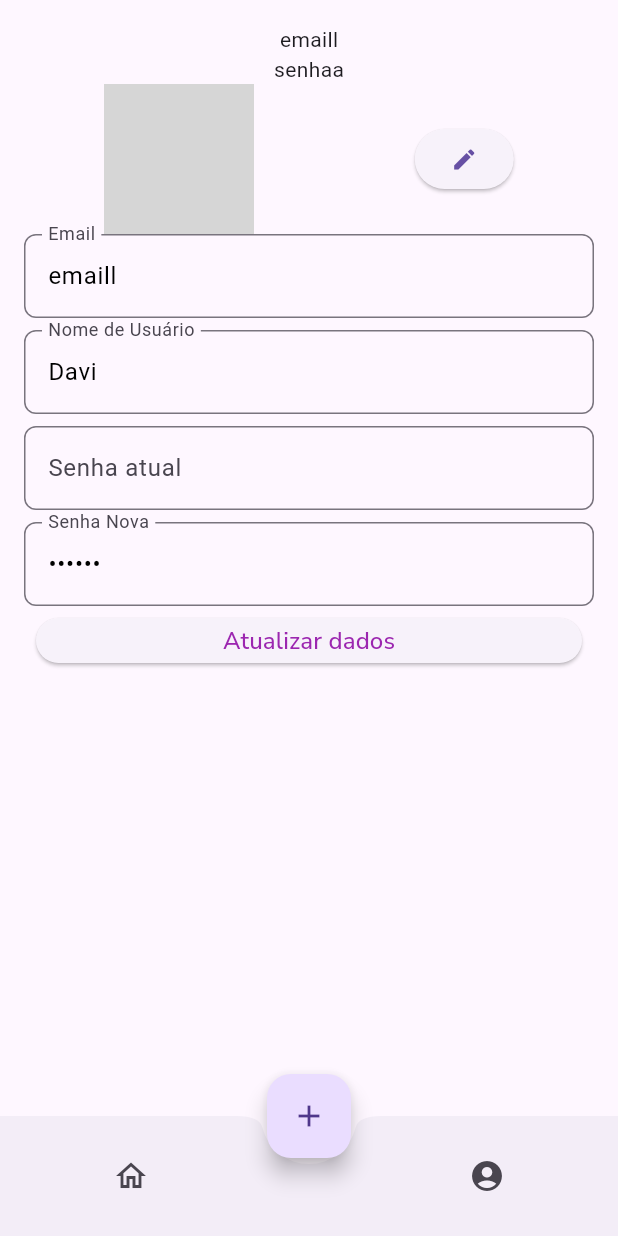
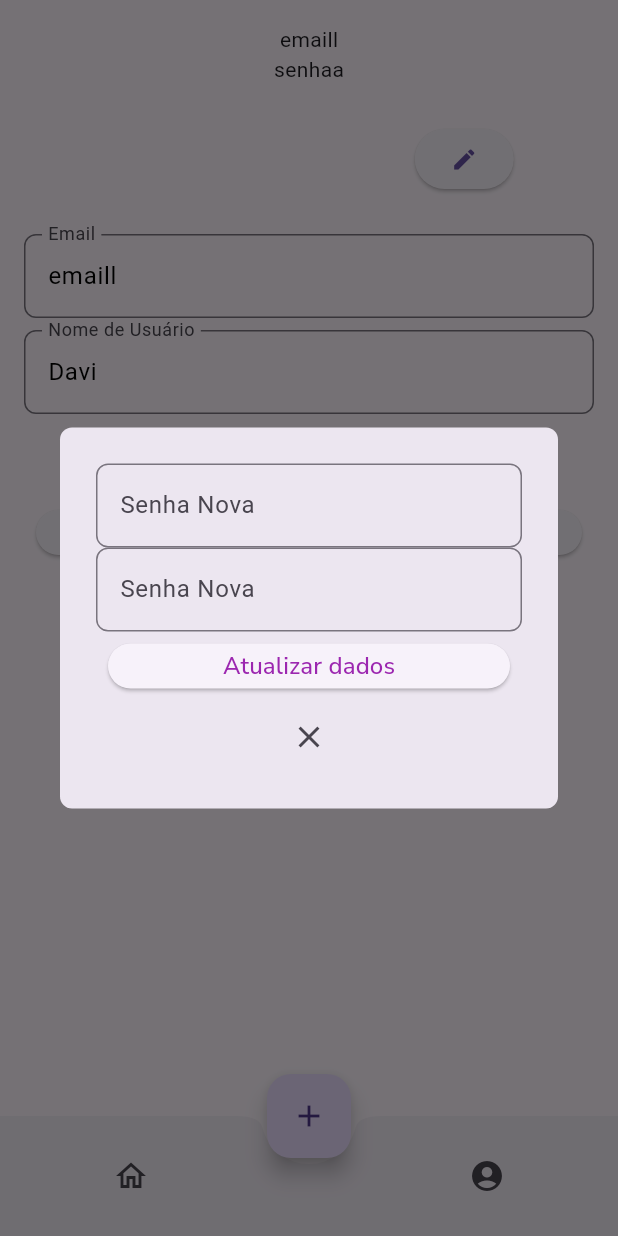
Before and after one commit to kaique-on/Taskhub, a Flutter app: the TelaPerfil screen opened directly with empty values, after a tap on the "edit" icon, on a phone screen of 412 x 824 dp. Run offline on Flutter 3.47's test engine with Material 3 defaults, Android fonts, the phone set to English and light mode, and no system bars; our stand-ins replace google_fonts; network calls fail; grey boxes are pictures that could not be loaded.

Commit message:
edit plus

```diff
--- a/lib/ui/confirmar_senha.dart
+++ b/lib/ui/confirmar_senha.dart
@@ -1,21 +1,51 @@
 import 'package:flutter/material.dart';
+import 'package:google_fonts/google_fonts.dart';
+import 'package:taskhub/controller/user_controller.dart';
 
-class MyWidget extends StatefulWidget {
-  const MyWidget({super.key});
+class AlterarSenha extends StatefulWidget {
+  final int index;
+
+   AlterarSenha({super.key, required this.index});
 
   @override
-  State<MyWidget> createState() => _MyWidgetState();
+  State<AlterarSenha> createState() => _AlterarSenhaState();
 }
 
-class _MyWidgetState extends State<MyWidget> {
+class _AlterarSenhaState extends State<AlterarSenha> {
+  UserController metodos = UserController();
+
+  final senhainsert = TextEditingController();
 
   final senhaConfirm = TextEditingController();
 
   @override
   Widget build(BuildContext context) {
-    return Scaffold(
-      body: Center(
+    return Dialog(
+      shape: RoundedRectangleBorder(
+        borderRadius: BorderRadius.circular(8)
+      ),
+      child: SingleChildScrollView(
+        padding: EdgeInsets.all(16),
         child:
+        Padding(
+        padding: const EdgeInsets.all(8.0),
+        child: Column(
+          mainAxisSize: MainAxisSize.min,
+          mainAxisAlignment: MainAxisAlignment.spaceBetween,
+          crossAxisAlignment: CrossAxisAlignment.stretch,
+          children: [
+            TextFormField(
+                controller: senhainsert,
+                style: const TextStyle(color: Colors.black),
+                decoration: InputDecoration(
+                    labelText: 'Senha Nova', fillColor: Colors.black,
+                    border: OutlineInputBorder(
+                        borderSide: BorderSide(
+                            color: Colors.grey.withAlpha(80), width: 0),
+                            borderRadius: const BorderRadius.all(
+                            Radius.circular(8),
+                ))),
+            ),
             TextFormField(
                 controller: senhaConfirm,
                 style: const TextStyle(color: Colors.black),
@@ -28,6 +58,26 @@ class _MyWidgetState extends State<MyWidget> {
                             Radius.circular(8),
                 ))),
             ),
+            Container(
+                width: double.infinity,
+                height: 30,
+                margin: EdgeInsets.all(8),
+                child: ElevatedButton(
+                  onPressed: (){
+                    setState(() {
+                    metodos.verificarSenhaIgual(context, senhaConfirm.text, senhainsert.text, widget.index);
+                    });
+                  },
+                  child:  Text('Atualizar dados', style: GoogleFonts.nunitoSans(color: Colors.purple, fontSize: 16), )),
+              ),
+          IconButton(
+            icon: Icon(Icons.close),
+            onPressed: () {
+              Navigator.of(context).pop();
+            },
+          )],
+        ),
+         ),
       ),
     );
   }
--- a/lib/ui/tela_perfil.dart
+++ b/lib/ui/tela_perfil.dart
@@ -3,7 +3,9 @@ import 'package:google_fonts/google_fonts.dart';
 import 'package:taskhub/controller/user_controller.dart';
 import 'package:taskhub/database/user_dados.dart';
 import 'package:taskhub/model/user_model.dart';
+import 'package:taskhub/ui/confirmar_senha.dart';
 import 'package:taskhub/ui/tela_inicial.dart';
+import 'package:taskhub/ui/tela_login.dart';
 
 class TelaPerfil extends StatefulWidget {
 
@@ -35,7 +37,7 @@ class _TelaPerfilState extends State<TelaPerfil> {
     senhaEdit.text = lista[widget.index].senha;
   }
 
-
+  bool eyeText = false;
 
 
   @override
@@ -46,6 +48,7 @@ class _TelaPerfilState extends State<TelaPerfil> {
       Padding(
         padding: const EdgeInsets.all(16.0),
         child: Column(
+          crossAxisAlignment: CrossAxisAlignment.center,
           children: [
             Text("${lista[widget.index].email}"),
             Text("${lista[widget.index].senha}"),
@@ -56,9 +59,13 @@ class _TelaPerfilState extends State<TelaPerfil> {
             Image.network(height: 100, width: 100, '${lista[widget.index].imagem}'),
 
             ElevatedButton(
-              onPressed: (){},
+              onPressed: (){
+                showDialog(context: context, builder: (BuildContext context) {
+                  return AlterarSenha(index: widget.index);
+                });
+              },
             child: Icon(Icons.edit)
-            ),
+            )
 
 
         ],),
@@ -89,32 +96,52 @@ class _TelaPerfilState extends State<TelaPerfil> {
             ))),
         ),
         SizedBox(height: 8),
-        TextFormField(
-              controller: senhaConfirmar,
-            style: const TextStyle(color: Colors.black),
-            decoration: InputDecoration(
-                labelText: 'Senha atual', fillColor: Colors.black,
-                border: OutlineInputBorder(
-                    borderSide: BorderSide(
-                        color: Colors.grey.withAlpha(80), width: 0),
-                        borderRadius: const BorderRadius.all(
-                        Radius.circular(8),
-            ))),
-            obscureText: true,
-        ),
-        SizedBox(height: 8),
-        TextFormField(
-              controller: senhaEdit,
-            style: const TextStyle(color: Colors.black),
-            decoration: InputDecoration(
-                labelText: 'Senha Nova', fillColor: Colors.black,
-                border: OutlineInputBorder(
-                    borderSide: BorderSide(
-                        color: Colors.grey.withAlpha(80), width: 0),
-                        borderRadius: const BorderRadius.all(
-                        Radius.circular(8),
-            ))),
-            obscureText: true,
+        // TextFormField(
+        //       controller: senhaConfirmar,
+        //     style: const TextStyle(color: Colors.black),
+        //     decoration: InputDecoration(
+        //         labelText: 'Senha atual', fillColor: Colors.black,
+        //         border: OutlineInputBorder(
+        //             borderSide: BorderSide(
+        //                 color: Colors.grey.withAlpha(80), width: 0),
+        //                 borderRadius: const BorderRadius.all(
+        //                 Radius.circular(8),
+        //     ))),
+        //     obscureText: true,
+        // ),
+        // SizedBox(height: 8),
+        // // TextFormField(
+        //       controller: senhaEdit,
+        //     style: const TextStyle(color: Colors.black),
+        //     decoration: InputDecoration(
+        //         labelText: 'Senha Nova', fillColor: Colors.black,
+        //         border: OutlineInputBorder(
+        //             borderSide: BorderSide(
+        //                 color: Colors.grey.withAlpha(80), width: 0),
+        //                 borderRadius: const BorderRadius.all(
+        //                 Radius.circular(8),
+        //     ))),
+        //     obscureText: true,
+        // ),
+        Row(
+          mainAxisAlignment: MainAxisAlignment.spaceAround,
+          children: [
+            Row(
+              children: [
+                Text('Senha atual: '),
+                Text(!eyeText ? '•' * senhaEdit.text.length : senhaEdit.text, style: TextStyle(color: Colors.black),),
+              ],
+            ),
+            Row(
+              children: [
+              IconButton(onPressed: ()=>{
+                setState(() {
+                   eyeText = !eyeText;
+                })
+              }, icon: Icon(Icons.remove_red_eye))
+              ],
+            ),
+          ],
         ),
 
         Container(
@@ -130,6 +157,9 @@ class _TelaPerfilState extends State<TelaPerfil> {
                   },
                   child:  Text('Atualizar dados', style: GoogleFonts.nunitoSans(color: Colors.purple, fontSize: 16), )),
               ),
+          IconButton(onPressed: (){
+            Navigator.push(context, MaterialPageRoute(builder: (context)=> LoginInicial()));
+          }, icon: Icon(Icons.door_front_door))
 
           ],
         ),
```
Also changed, not shown: lib/controller/user_controller.dart (+23 -4 lines), pubspec.lock. Lines whose indentation alone changed are shown as unchanged.
